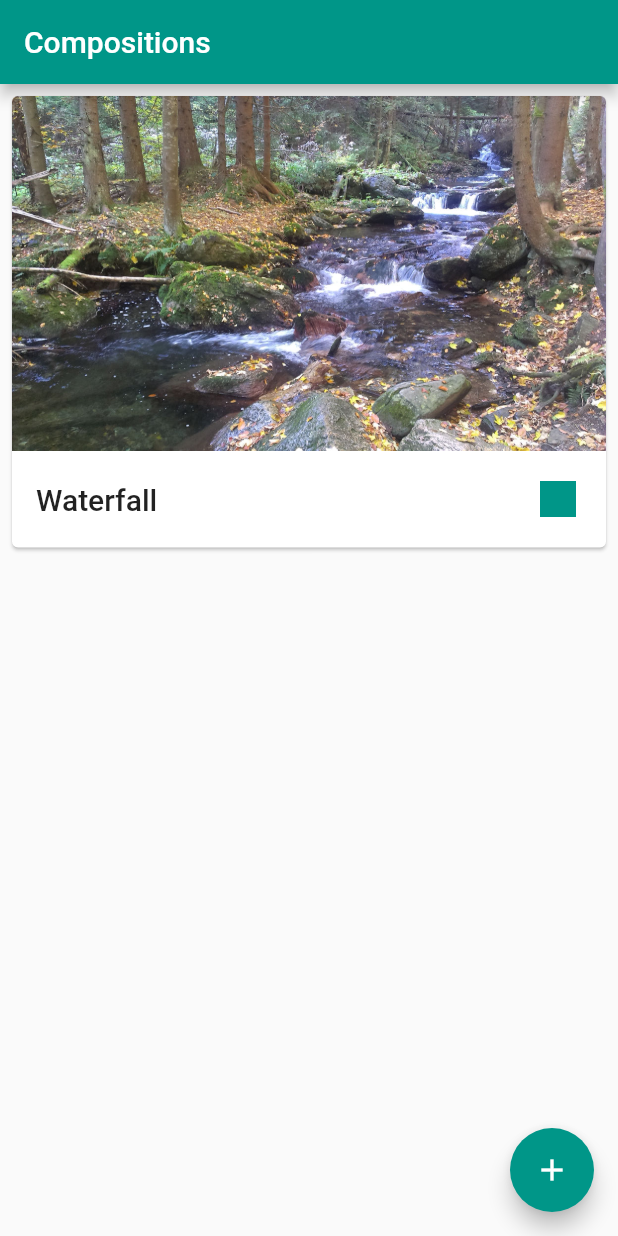
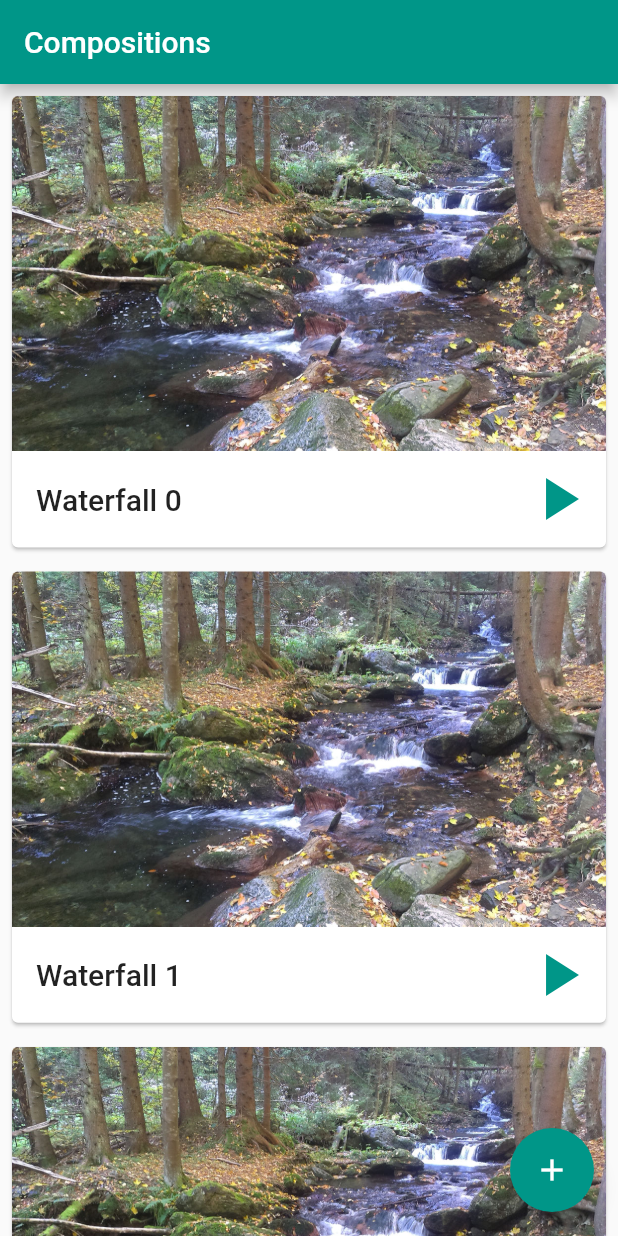
Before and after one commit to tom-novak/no-stress, a Flutter app: the screen it shows after launch, on a phone screen of 412 x 824 dp. Run offline on Flutter 3.47's test engine with Material 2 defaults, Android fonts, the phone set to English and light mode, and no system bars.

Commit message:
NS-8 #comment Infinite composition list implemented

```diff
--- a/lib/main.dart
+++ b/lib/main.dart
@@ -28,27 +28,38 @@ class MyHomePage extends StatefulWidget {
 }
 
 class _MyHomePageState extends State<MyHomePage> {
-  onPlayPressed(String compositionId) {}
+  final items = List<Composition>.generate(
+      1000,
+      (i) => Composition.from('composition $i', 'Waterfall $i',
+          'images/stream.jpg', List<Track>()));
+  var actualPlayingId;
+
+  onPlayPressed(String compositionId) {
+    setState(() {
+      if (actualPlayingId == compositionId) {
+        actualPlayingId = null;
+      } else {
+        actualPlayingId = compositionId;
+      }
+    });
+  }
 
   @override
   Widget build(BuildContext context) {
-    var composition =
-        Composition.from('oewn', 'Waterfall', 'images/stream.jpg', List<Track>());
     return Scaffold(
       appBar: AppBar(
         title: Text(widget.title),
       ),
-      body: Center(
-        child: Column(
-          children: <Widget>[
-            CompositionCard(
-              composition: composition,
-              playing: true,
-              onIconPressed: () => onPlayPressed(composition.id),
-            ),
-          ],
-        ),
-      ),
+      body: ListView.builder(
+          itemCount: items.length,
+          itemBuilder: (context, index) {
+            var item = items[index];
+            return CompositionCard(
+              composition: item,
+              playing: item.id == actualPlayingId,
+              onIconPressed: () => onPlayPressed(item.id),
+            );
+          }),
       floatingActionButton: FloatingActionButton(
         tooltip: 'Increment',
         child: Icon(Icons.add),
```
